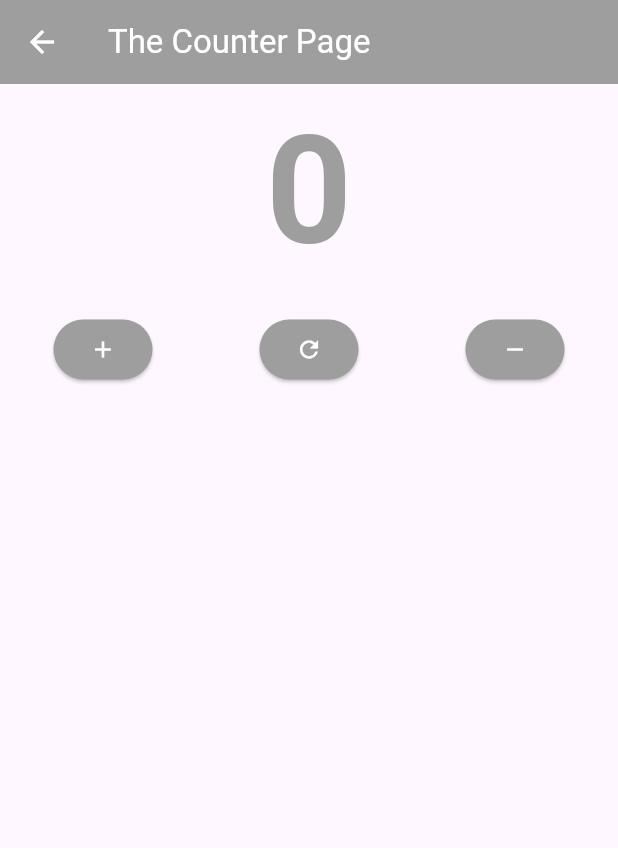
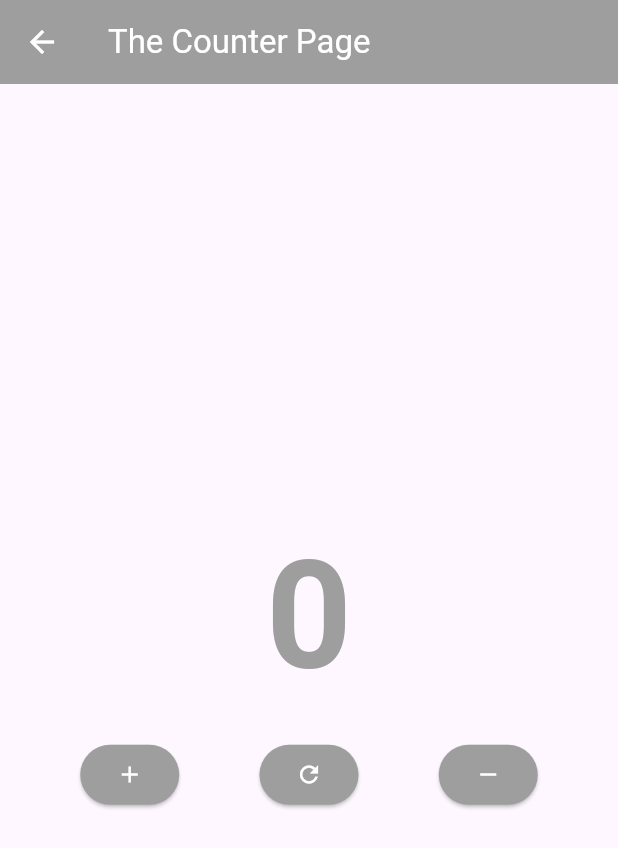
Before and after one commit to Highbeekhay/counter_app, a Flutter app: the CounterPage screen opened directly, on a phone screen of 412 x 824 dp. Shown: the top 848 px of the screen. Run offline on Flutter 3.47's test engine with Material 3 defaults, Android fonts, the phone set to English and light mode, and no system bars.

Commit message:
center counter

```diff
--- a/lib/workings.dart/counter_page.dart
+++ b/lib/workings.dart/counter_page.dart
@@ -49,6 +49,7 @@ class _CounterPageState extends State<CounterPage> {
       ),
       body: Center(
         child: Column(
+          mainAxisAlignment: MainAxisAlignment.center,
           children: [
             Text(
               '$counter',
@@ -62,7 +63,7 @@ class _CounterPageState extends State<CounterPage> {
               height: 10,
             ),
             Row(
-              mainAxisAlignment: MainAxisAlignment.spaceAround,
+              mainAxisAlignment: MainAxisAlignment.spaceEvenly,
               children: [
                 ElevatedButton(
                   style: const ButtonStyle(
```
